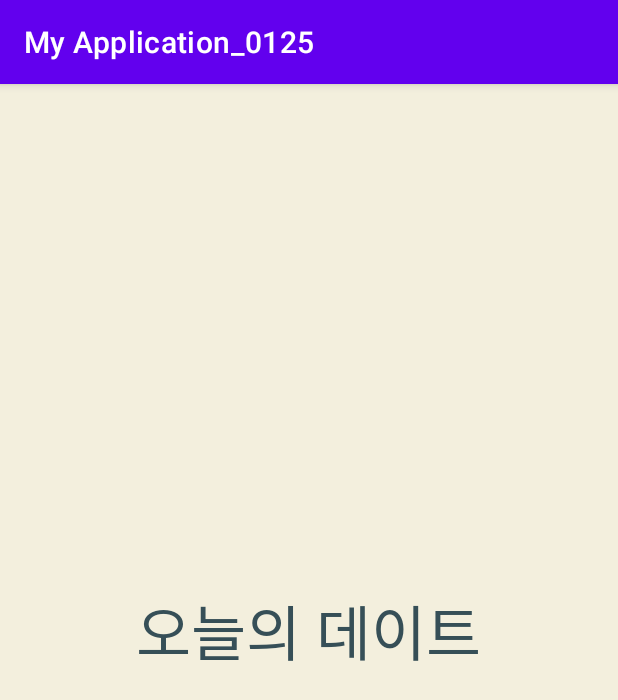
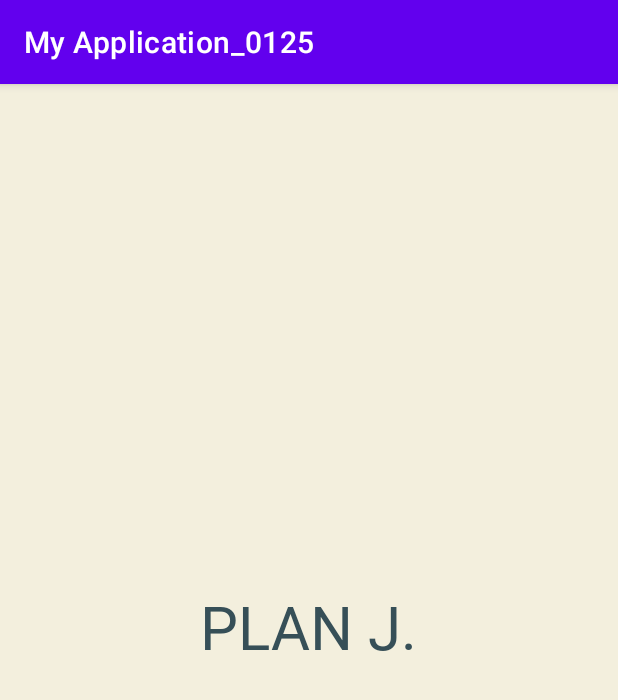
Before and after one commit to Jiwonmonkey/choandyoo, an Android app: the MainActivity screen opened directly, with no data from a screen before it, on a phone screen of 412 x 824 dp. Shown: the top 700 px of the screen. Run offline under Robolectric (Android 15) with nearby library versions, the phone set to English and light mode, and no system bars.

Commit message:
yunju_0125

```diff
--- a/app/src/main/res/layout/activity_main.xml
+++ b/app/src/main/res/layout/activity_main.xml
@@ -12,7 +12,7 @@
         android:layout_width="316dp"
         android:layout_height="60dp"
         android:fontFamily="@font/maru_buri_bold"
-        android:text="오늘의 데이트"
+        android:text="PLAN J."
         android:textAlignment="center"
         android:textColor="#364F57"
         android:textSize="40sp"
```
